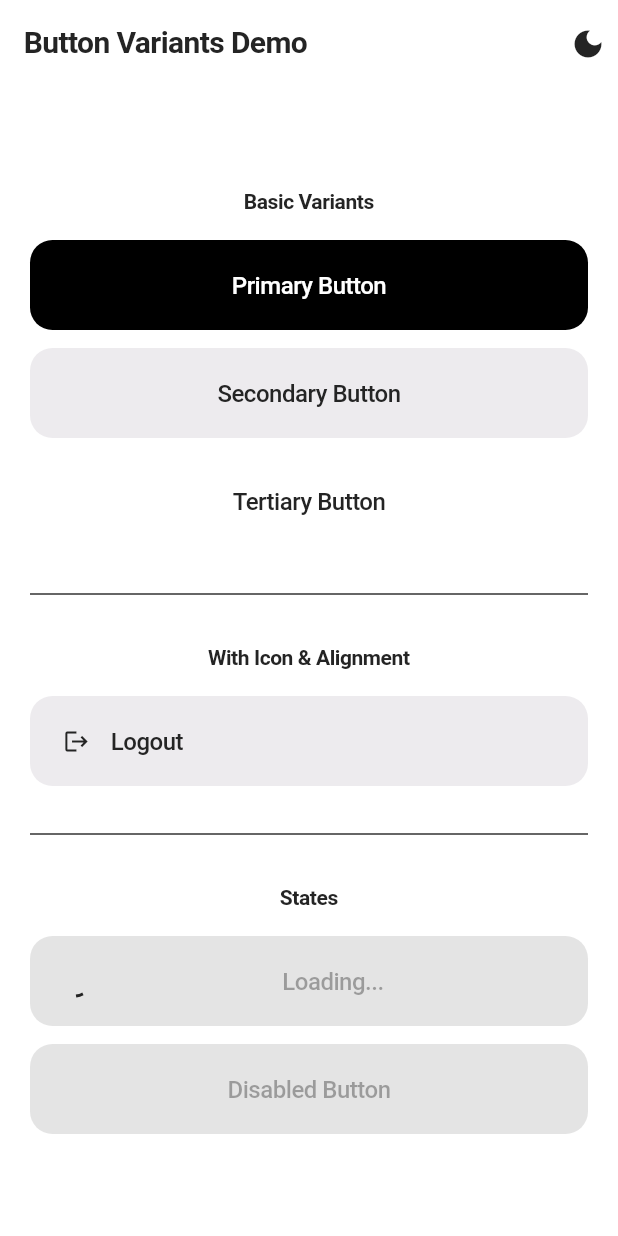
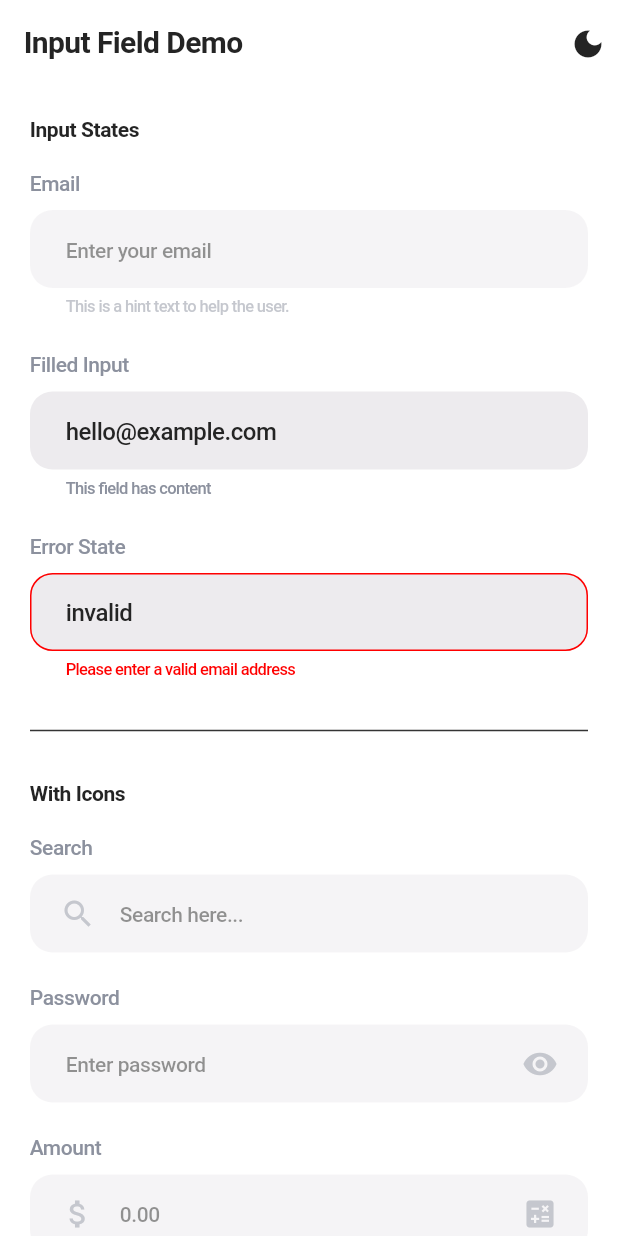
Before and after one commit to SoufianeJm/mooja, a Flutter app: the screen it shows after launch, on a phone screen of 412 x 824 dp. Run offline on Flutter 3.47's test engine with Material 3 defaults, Android fonts, the phone set to English and light mode, and no system bars; Roboto replaces fonts that are missing (General Sans).

Commit message:
feat: add AppInput widget with focus effects and theme integration

```diff
--- a/client/lib/main.dart
+++ b/client/lib/main.dart
@@ -1,6 +1,6 @@
 import 'package:flutter/material.dart';
 import 'shared/themes/theme_exports.dart';
-import 'shared/widgets/buttons/app_button.dart';
+import 'shared/widgets/inputs/app_input.dart';
 
 void main() {
   runApp(const MyApp());
@@ -16,19 +16,34 @@ class MyApp extends StatelessWidget {
       theme: AppTheme.light(),
       darkTheme: AppTheme.dark(),
       themeMode: ThemeMode.system,
-      home: const ButtonDemoScreen(),
+      home: const InputDemoScreen(),
     );
   }
 }
 
-class ButtonDemoScreen extends StatelessWidget {
-  const ButtonDemoScreen({super.key});
+class InputDemoScreen extends StatefulWidget {
+  const InputDemoScreen({super.key});
+
+  @override
+  State<InputDemoScreen> createState() => _InputDemoScreenState();
+}
+
+class _InputDemoScreenState extends State<InputDemoScreen> {
+  final TextEditingController _filledController = TextEditingController(text: 'hello@example.com');
+  final TextEditingController _errorController = TextEditingController(text: 'invalid');
+
+  @override
+  void dispose() {
+    _filledController.dispose();
+    _errorController.dispose();
+    super.dispose();
+  }
 
   @override
   Widget build(BuildContext context) {
     return Scaffold(
       appBar: AppBar(
-        title: Text('Button Variants Demo', style: AppTypography.h3SemiBold),
+        title: Text('Input Field Demo', style: AppTypography.h3SemiBold),
         actions: [
           IconButton(
             icon: Icon(context.isDark ? Icons.light_mode : Icons.dark_mode),
@@ -38,69 +53,104 @@ class ButtonDemoScreen extends StatelessWidget {
           ),
         ],
       ),
-      body: Padding(
+      body: SingleChildScrollView(
         padding: AppSpacing.s5.p,
         child: Column(
-          mainAxisAlignment: MainAxisAlignment.center,
+          crossAxisAlignment: CrossAxisAlignment.start,
           children: [
-            Text('Basic Variants', style: AppTypography.bodySubSemiBold),
+            Text('Input States', style: AppTypography.bodySubSemiBold),
             AppSpacing.v4,
 
-            // Primary Button
-            AppButton.primary(
-              text: 'Primary Button',
-              onPressed: () => print('Primary pressed'),
+            // Default state
+            const AppInput(
+              label: 'Email',
+              hintText: 'Enter your email',
+              helperText: 'This is a hint text to help the user.',
             ),
 
-            AppSpacing.v3,
+            AppSpacing.v5,
 
-            // Secondary Button
-            AppButton.secondary(
-              text: 'Secondary Button',
-              onPressed: () => print('Secondary pressed'),
+            // Filled state
+            AppInput(
+              label: 'Filled Input',
+              controller: _filledController,
+              helperText: 'This field has content',
             ),
 
-            AppSpacing.v3,
+            AppSpacing.v5,
 
-            // Tertiary Button
-            AppButton.tertiary(
-              text: 'Tertiary Button',
-              onPressed: () => print('Tertiary pressed'),
+            // Error state
+            AppInput(
+              label: 'Error State',
+              controller: _errorController,
+              errorText: 'Please enter a valid email address',
             ),
 
             AppSpacing.v6,
             const Divider(),
             AppSpacing.v6,
 
-            Text('With Icon & Alignment', style: AppTypography.bodySubSemiBold),
+            Text('With Icons', style: AppTypography.bodySubSemiBold),
             AppSpacing.v4,
 
-            // Secondary with left icon and left aligned text (like logout)
-            AppButton.secondary(
-              text: 'Logout',
-              leftIcon: const Icon(Icons.logout),
-              textAlign: TextAlign.left,
-              onPressed: () => print('Logout pressed'),
+            // With prefix icon
+            const AppInput(
+              label: 'Search',
+              hintText: 'Search here...',
+              prefixIcon: Icon(Icons.search),
+            ),
+
+            AppSpacing.v5,
+
+            // With suffix icon
+            const AppInput(
+              label: 'Password',
+              hintText: 'Enter password',
+              obscureText: true,
+              suffixIcon: Icon(Icons.visibility),
+            ),
+
+            AppSpacing.v5,
+
+            // With both icons
+            const AppInput(
+              label: 'Amount',
+              hintText: '0.00',
+              prefixIcon: Icon(Icons.attach_money),
+              suffixIcon: Icon(Icons.calculate),
+              keyboardType: TextInputType.number,
             ),
 
             AppSpacing.v6,
             const Divider(),
             AppSpacing.v6,
 
-            Text('States', style: AppTypography.bodySubSemiBold),
+            Text('Other Variations', style: AppTypography.bodySubSemiBold),
             AppSpacing.v4,
 
-            // Loading State
-            AppButton.primary(
-              text: 'Loading...',
-              isLoading: true,
-              onPressed: () {},
+            // Disabled state
+            const AppInput(
+              label: 'Disabled',
+              hintText: 'This field is disabled',
+              enabled: false,
             ),
 
-            AppSpacing.v3,
+            AppSpacing.v5,
 
-            // Disabled State
-            AppButton.primary(text: 'Disabled Button', onPressed: null),
+            // Multiline
+            const AppInput(
+              label: 'Description',
+              hintText: 'Enter a description...',
+              maxLines: 3,
+            ),
+
+            AppSpacing.v5,
+
+            // Without label
+            const AppInput(
+              hintText: 'Input without label',
+              prefixIcon: Icon(Icons.person),
+            ),
           ],
         ),
       ),
--- a/client/lib/shared/themes/app_theme.dart
+++ b/client/lib/shared/themes/app_theme.dart
@@ -91,8 +91,8 @@ class AppTheme {
       InputDecorationTheme(
         filled: true,
         fillColor: isDark
-            ? DarkThemeColors.backgroundSecondary.withValues(alpha: 0.5)
-            : LightThemeColors.backgroundSecondary.withValues(alpha: 0.5),
+            ? DarkThemeColors.backgroundSecondary
+            : LightThemeColors.backgroundSecondary,
         contentPadding: 20.ph + 15.pv,
         border: OutlineInputBorder(
           borderRadius: AppRadius.lg.radius,
@@ -116,7 +116,20 @@ class AppTheme {
         ),
         labelStyle: AppTypography.bodySubMedium,
         hintStyle: AppTypography.bodySubMedium.withAlpha(128),
-        errorStyle: AppTypography.caption2Medium,
+        errorStyle: AppTypography.caption2Medium.copyWith(
+          color: AppColors.red500,
+        ),
+        helperStyle: AppTypography.caption2Medium.copyWith(
+          color: isDark
+              ? DarkThemeColors.textSecondary
+              : LightThemeColors.textSecondary,
+        ),
+        prefixIconColor: isDark
+            ? DarkThemeColors.textSecondary
+            : LightThemeColors.textSecondary,
+        suffixIconColor: isDark
+            ? DarkThemeColors.textSecondary
+            : LightThemeColors.textSecondary,
       );
 
   // Chip Theme
--- /dev/null
+++ b/client/lib/shared/widgets/inputs/app_input.dart
@@ -0,0 +1,208 @@
+import 'package:flutter/material.dart';
+import '../../themes/theme_exports.dart';
+
+/// Reusable input field with focus effects and icon support
+class AppInput extends StatefulWidget {
+  final String? label;
+  final String? hintText;
+  final String? helperText;
+  final String? errorText;
+  final Widget? prefixIcon;
+  final Widget? suffixIcon;
+  final TextEditingController? controller;
+  final bool obscureText;
+  final TextInputType? keyboardType;
+  final ValueChanged<String>? onChanged;
+  final VoidCallback? onTap;
+  final bool readOnly;
+  final bool autofocus;
+  final int? maxLines;
+  final bool enabled;
+
+  const AppInput({
+    super.key,
+    this.label,
+    this.hintText,
+    this.helperText,
+    this.errorText,
+    this.prefixIcon,
+    this.suffixIcon,
+    this.controller,
+    this.obscureText = false,
+    this.keyboardType,
+    this.onChanged,
+    this.onTap,
+    this.readOnly = false,
+    this.autofocus = false,
+    this.maxLines = 1,
+    this.enabled = true,
+  });
+
+  @override
+  State<AppInput> createState() => _AppInputState();
+}
+
+class _AppInputState extends State<AppInput> {
+  final FocusNode _focusNode = FocusNode();
+  bool _isFocused = false;
+  late TextEditingController _internalController;
+  TextEditingController? _controller;
+
+  @override
+  void initState() {
+    super.initState();
+    _focusNode.addListener(_handleFocusChange);
+
+    // Setup controller
+    if (widget.controller != null) {
+      _controller = widget.controller;
+    } else {
+      _internalController = TextEditingController();
+      _controller = _internalController;
+    }
+    _controller!.addListener(_handleTextChange);
+  }
+
+  @override
+  void dispose() {
+    _focusNode.removeListener(_handleFocusChange);
+    _focusNode.dispose();
+    _controller?.removeListener(_handleTextChange);
+    if (widget.controller == null) {
+      _internalController.dispose();
+    }
+    super.dispose();
+  }
+
+  void _handleFocusChange() {
+    setState(() {
+      _isFocused = _focusNode.hasFocus;
+    });
+  }
+
+  void _handleTextChange() {
+    setState(() {}); // Rebuild for opacity state
+  }
+
+  @override
+  Widget build(BuildContext context) {
+    const double iconSize = 24.0;
+
+    final bool hasContent = _controller?.text.isNotEmpty ?? false;
+    final bool shouldHaveOpacity =
+        !_isFocused && !hasContent && widget.errorText == null;
+
+    // Main input container
+    final inputField = Container(
+      decoration: _isFocused && widget.errorText == null
+          ? BoxDecoration(
+              borderRadius: AppRadius.lg.radius,
+              boxShadow: [
+                BoxShadow(
+                  color: AppColors.lemon.withValues(alpha: 0.25),
+                  blurRadius: 20,
+                  spreadRadius: 0,
+                ),
+              ],
+            )
+          : null,
+      child: Opacity(
+        opacity: shouldHaveOpacity ? 0.5 : 1.0,
+        child: TextFormField(
+          controller: _controller,
+          focusNode: _focusNode,
+          obscureText: widget.obscureText,
+          keyboardType: widget.keyboardType,
+          onChanged: widget.onChanged,
+          onTap: widget.onTap,
+          readOnly: widget.readOnly,
+          autofocus: widget.autofocus,
+          maxLines: widget.maxLines,
+          enabled: widget.enabled,
+          style: AppTypography.bodyMedium,
+          decoration: InputDecoration(
+            hintText: widget.hintText,
+            errorText: widget.errorText,
+            helperText: widget.helperText,
+            filled: true,
+            fillColor: _getFillColor(context),
+            prefixIcon: widget.prefixIcon != null
+                ? Padding(
+                    padding: const EdgeInsets.only(
+                      left: 20,
+                      right: 12,
+                    ), // Match Figma spacing
+                    child: widget.prefixIcon,
+                  )
+                : null,
+            prefixIconConstraints: widget.prefixIcon != null
+                ? const BoxConstraints(
+                    minWidth: iconSize,
+                    minHeight: iconSize,
+                    maxWidth: 56, // 24px icon + 32px total padding
+                    maxHeight: iconSize,
+                  )
+                : null,
+            suffixIcon: widget.suffixIcon != null
+                ? Padding(
+                    padding: const EdgeInsets.only(
+                      left: 12,
+                      right: 20,
+                    ), // Match Figma spacing
+                    child: widget.suffixIcon,
+                  )
+                : null,
+            suffixIconConstraints: widget.suffixIcon != null
+                ? const BoxConstraints(
+                    minWidth: iconSize,
+                    minHeight: iconSize,
+                    maxWidth: 56, // 24px icon + 32px total padding
+                    maxHeight: iconSize,
+                  )
+                : null,
+          ),
+        ),
+      ),
+    );
+
+    if (widget.label != null) {
+      return Column(
+        crossAxisAlignment: CrossAxisAlignment.start,
+        mainAxisSize: MainAxisSize.min,
+        children: [
+          Text(
+            widget.label!,
+            style: AppTypography.bodySubMedium.withColor(
+              ThemeColors.textSecondary(context),
+            ),
+          ),
+          AppSpacing.v2,
+          inputField,
+        ],
+      );
+    }
+
+    return inputField;
+  }
+
+  Color? _getFillColor(BuildContext context) {
+    // Error state
+    if (widget.errorText != null) {
+      return context.isDark
+          ? DarkThemeColors.backgroundSecondary
+          : LightThemeColors.backgroundSecondary;
+    }
+
+    // Focused state
+    if (_isFocused) {
+      return context.isDark
+          ? DarkThemeColors.backgroundPrimary
+          : LightThemeColors.backgroundPrimary;
+    }
+
+    // Default state
+    return context.isDark
+        ? DarkThemeColors.backgroundSecondary
+        : LightThemeColors.backgroundSecondary;
+  }
+}
```
Also changed, not shown: 1 other file.
